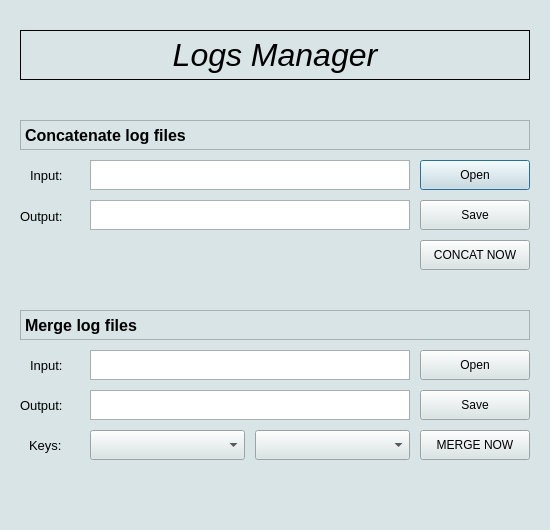
The window that src/gui_design.ui (Chrism1c/Logs-Manager) describes before a commit, drawn with Qt 5.
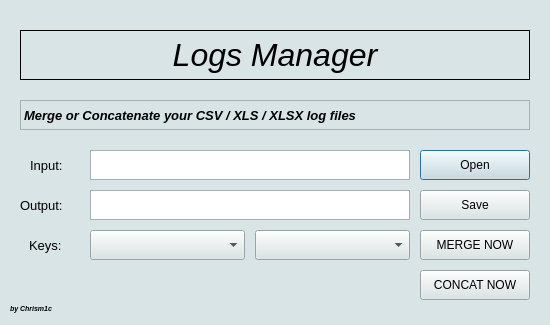
The same window after the commit.

Commit message: Interfaccia semplificata

The edit to the form file:
```diff
--- a/src/gui_design.ui
+++ b/src/gui_design.ui
@@ -13,7 +13,7 @@
     <x>0</x>
     <y>0</y>
     <width>550</width>
-    <height>530</height>
+    <height>325</height>
    </rect>
   </property>
   <property name="sizePolicy">
@@ -25,13 +25,13 @@
   <property name="minimumSize">
    <size>
     <width>550</width>
-    <height>530</height>
+    <height>325</height>
    </size>
   </property>
   <property name="maximumSize">
    <size>
     <width>550</width>
-    <height>530</height>
+    <height>325</height>
    </size>
   </property>
   <property name="palette">
@@ -471,7 +471,7 @@
    <property name="geometry">
     <rect>
      <x>90</x>
-     <y>350</y>
+     <y>150</y>
      <width>320</width>
      <height>30</height>
     </rect>
@@ -487,7 +487,7 @@
    <property name="geometry">
     <rect>
      <x>20</x>
-     <y>310</y>
+     <y>100</y>
      <width>510</width>
      <height>30</height>
     </rect>
@@ -495,36 +495,27 @@
    <property name="font">
     <font>
      <family>MS Sans Serif</family>
-     <pointsize>12</pointsize>
+     <pointsize>10</pointsize>
      <weight>75</weight>
+     <italic>true</italic>
      <bold>true</bold>
+     <underline>false</underline>
+     <strikeout>false</strikeout>
+     <kerning>false</kerning>
     </font>
    </property>
    <property name="frameShape">
     <enum>QFrame::StyledPanel</enum>
    </property>
    <property name="text">
-    <string>Merge log files</string>
-   </property>
-  </widget>
-  <widget class="QPushButton" name="Search_1">
-   <property name="geometry">
-    <rect>
-     <x>420</x>
-     <y>160</y>
-     <width>110</width>
-     <height>30</height>
-    </rect>
-   </property>
-   <property name="text">
-    <string>Open</string>
+    <string>Merge or Concatenate your CSV / XLS / XLSX log files</string>
    </property>
   </widget>
   <widget class="QPushButton" name="Search_2">
    <property name="geometry">
     <rect>
      <x>420</x>
-     <y>350</y>
+     <y>150</y>
      <width>110</width>
      <height>30</height>
     </rect>
@@ -533,30 +524,11 @@
     <string>Open</string>
    </property>
   </widget>
-  <widget class="QTextEdit" name="text_concat">
-   <property name="enabled">
-    <bool>true</bool>
-   </property>
-   <property name="geometry">
-    <rect>
-     <x>90</x>
-     <y>160</y>
-     <width>320</width>
-     <height>30</height>
-    </rect>
-   </property>
-   <property name="inputMethodHints">
-    <set>Qt::ImhNone</set>
-   </property>
-   <property name="readOnly">
-    <bool>true</bool>
-   </property>
-  </widget>
   <widget class="QPushButton" name="Concat_Now">
    <property name="geometry">
     <rect>
      <x>420</x>
-     <y>240</y>
+     <y>270</y>
      <width>110</width>
      <height>30</height>
     </rect>
@@ -569,7 +541,7 @@
    <property name="geometry">
     <rect>
      <x>420</x>
-     <y>430</y>
+     <y>230</y>
      <width>110</width>
      <height>30</height>
     </rect>
@@ -578,24 +550,11 @@
     <string>MERGE NOW</string>
    </property>
   </widget>
-  <widget class="QTextEdit" name="text_concat_2">
-   <property name="geometry">
-    <rect>
-     <x>90</x>
-     <y>200</y>
-     <width>320</width>
-     <height>30</height>
-    </rect>
-   </property>
-   <property name="readOnly">
-    <bool>true</bool>
-   </property>
-  </widget>
   <widget class="QTextEdit" name="text_merge_2">
    <property name="geometry">
     <rect>
      <x>90</x>
-     <y>390</y>
+     <y>190</y>
      <width>320</width>
      <height>30</height>
     </rect>
@@ -611,7 +570,7 @@
    <property name="geometry">
     <rect>
      <x>30</x>
-     <y>350</y>
+     <y>150</y>
      <width>60</width>
      <height>30</height>
     </rect>
@@ -628,53 +587,11 @@
     <cstring>text_merge</cstring>
    </property>
   </widget>
-  <widget class="QLabel" name="Input_label_2">
-   <property name="geometry">
-    <rect>
-     <x>30</x>
-     <y>160</y>
-     <width>60</width>
-     <height>30</height>
-    </rect>
-   </property>
-   <property name="font">
-    <font>
-     <pointsize>10</pointsize>
-    </font>
-   </property>
-   <property name="text">
-    <string>Input:</string>
-   </property>
-   <property name="buddy">
-    <cstring>text_concat</cstring>
-   </property>
-  </widget>
-  <widget class="QLabel" name="Output_label_1">
-   <property name="geometry">
-    <rect>
-     <x>20</x>
-     <y>200</y>
-     <width>70</width>
-     <height>32</height>
-    </rect>
-   </property>
-   <property name="font">
-    <font>
-     <pointsize>10</pointsize>
-    </font>
-   </property>
-   <property name="text">
-    <string>Output:</string>
-   </property>
-   <property name="buddy">
-    <cstring>text_concat_2</cstring>
-   </property>
-  </widget>
   <widget class="QLabel" name="Output_label_2">
    <property name="geometry">
     <rect>
      <x>20</x>
-     <y>390</y>
+     <y>190</y>
      <width>70</width>
      <height>30</height>
     </rect>
@@ -691,35 +608,11 @@
     <cstring>text_merge_2</cstring>
    </property>
   </widget>
-  <widget class="QLabel" name="Concatenate">
-   <property name="geometry">
-    <rect>
-     <x>20</x>
-     <y>120</y>
-     <width>510</width>
-     <height>30</height>
-    </rect>
-   </property>
-   <property name="font">
-    <font>
-     <family>MS Sans Serif</family>
-     <pointsize>12</pointsize>
-     <weight>75</weight>
-     <bold>true</bold>
-    </font>
-   </property>
-   <property name="frameShape">
-    <enum>QFrame::StyledPanel</enum>
-   </property>
-   <property name="text">
-    <string>Concatenate log files</string>
-   </property>
-  </widget>
   <widget class="QLabel" name="Key_label">
    <property name="geometry">
     <rect>
      <x>29</x>
-     <y>430</y>
+     <y>230</y>
      <width>41</width>
      <height>30</height>
     </rect>
@@ -737,20 +630,7 @@
    <property name="geometry">
     <rect>
      <x>420</x>
-     <y>390</y>
-     <width>110</width>
-     <height>30</height>
-    </rect>
-   </property>
-   <property name="text">
-    <string>Save</string>
-   </property>
-  </widget>
-  <widget class="QPushButton" name="Save_1">
-   <property name="geometry">
-    <rect>
-     <x>420</x>
-     <y>200</y>
+     <y>190</y>
      <width>110</width>
      <height>30</height>
     </rect>
@@ -802,7 +682,7 @@
    <property name="geometry">
     <rect>
      <x>255</x>
-     <y>430</y>
+     <y>230</y>
      <width>155</width>
      <height>30</height>
     </rect>
@@ -812,7 +692,7 @@
    <property name="geometry">
     <rect>
      <x>90</x>
-     <y>430</y>
+     <y>230</y>
      <width>155</width>
      <height>30</height>
     </rect>
@@ -825,7 +705,7 @@
    <property name="geometry">
     <rect>
      <x>90</x>
-     <y>470</y>
+     <y>270</y>
      <width>155</width>
      <height>30</height>
     </rect>
@@ -854,8 +734,8 @@
   <widget class="QLabel" name="Console_concat">
    <property name="geometry">
     <rect>
-     <x>90</x>
-     <y>240</y>
+     <x>255</x>
+     <y>270</y>
      <width>155</width>
      <height>30</height>
     </rect>
@@ -878,6 +758,31 @@
     <cstring>text_merge</cstring>
    </property>
   </widget>
+  <widget class="QLabel" name="design">
+   <property name="geometry">
+    <rect>
+     <x>10</x>
+     <y>300</y>
+     <width>91</width>
+     <height>16</height>
+    </rect>
+   </property>
+   <property name="font">
+    <font>
+     <family>MS Sans Serif</family>
+     <pointsize>5</pointsize>
+     <weight>75</weight>
+     <italic>true</italic>
+     <bold>true</bold>
+    </font>
+   </property>
+   <property name="frameShape">
+    <enum>QFrame::NoFrame</enum>
+   </property>
+   <property name="text">
+    <string>by Chrism1c</string>
+   </property>
+  </widget>
   <zorder>Logo</zorder>
   <zorder>text_merge</zorder>
   <zorder>Merge</zorder>
```
Left out of the diff: 12 changed lines with no effect on the pictures. The commit also changes 4 other files.
